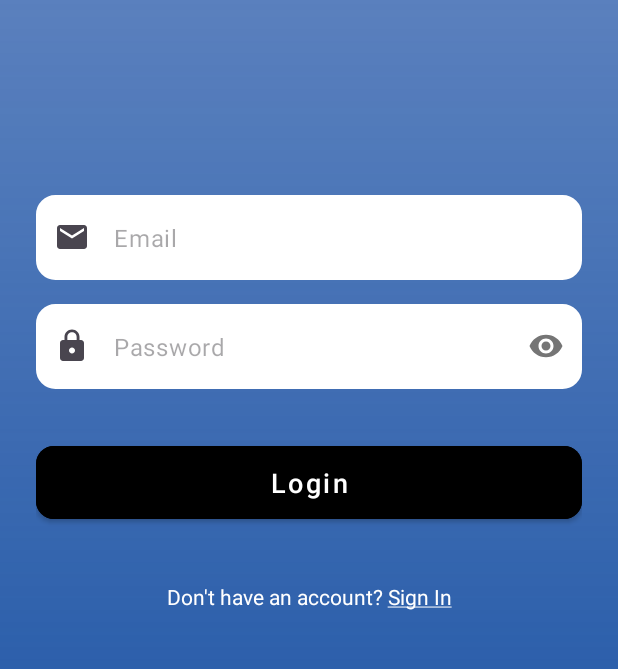
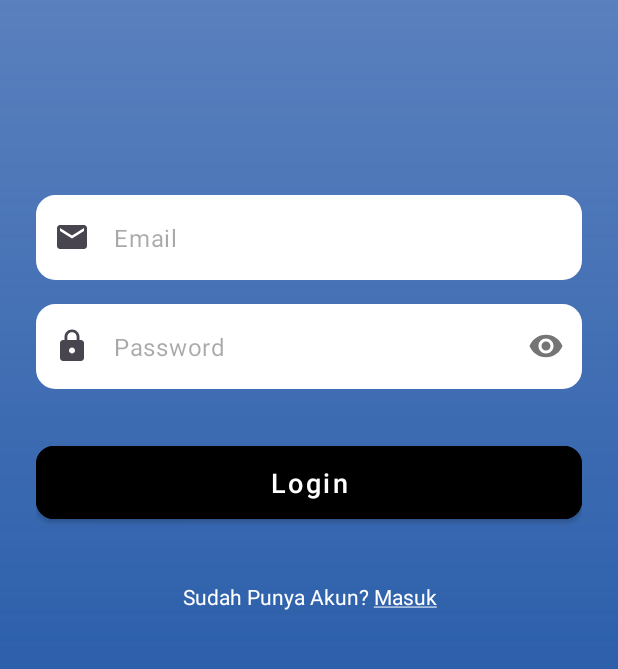
Before and after one commit to FaishalAlbadri/medIkan, an Android app: the LoginActivity screen opened directly, with no data from a screen before it, on a phone screen of 412 x 824 dp, the part 559-1228 px from its top. Run offline under Robolectric (Android 15) with nearby library versions, the phone set to English and light mode, and no system bars; pictures from the network do not load.

```diff
--- a/app/src/main/AndroidManifest.xml
+++ b/app/src/main/AndroidManifest.xml
@@ -1,12 +1,12 @@
 <?xml version="1.0" encoding="utf-8"?>
 <manifest xmlns:android="http://schemas.android.com/apk/res/android"
     xmlns:tools="http://schemas.android.com/tools">
+
 
     <uses-permission android:name="android.permission.INTERNET" />
     <uses-permission android:name="android.permission.ACCESS_NETWORK_STATE" />
 
     <uses-feature android:name="android.hardware.camera" />
-
     <uses-permission android:name="android.permission.CAMERA" />
     <uses-permission android:name="android.permission.READ_EXTERNAL_STORAGE" />
     <uses-permission
@@ -44,6 +44,7 @@
                 android:resource="@xml/file_paths" />
         </provider>
 
+
         <activity
             android:name=".ui.DetailHistoryActivity"
             android:exported="false" />
--- a/app/src/main/java/com/faishalbadri/penyakitikan/ui/LoginActivity.kt
+++ b/app/src/main/java/com/faishalbadri/penyakitikan/ui/LoginActivity.kt
@@ -34,7 +34,7 @@ class LoginActivity : AppCompatActivity() {
 
         binding.apply {
             btnRegister.apply {
-                text = htmlStringFormat(this@LoginActivity, "Don't have an account?", "Sign In")
+                text = htmlStringFormat(this@LoginActivity, "Sudah Punya Akun?", "Masuk")
                 setOnClickListener {
                     startActivity(Intent(this@LoginActivity, RegisterActivity::class.java))
                 }
```
